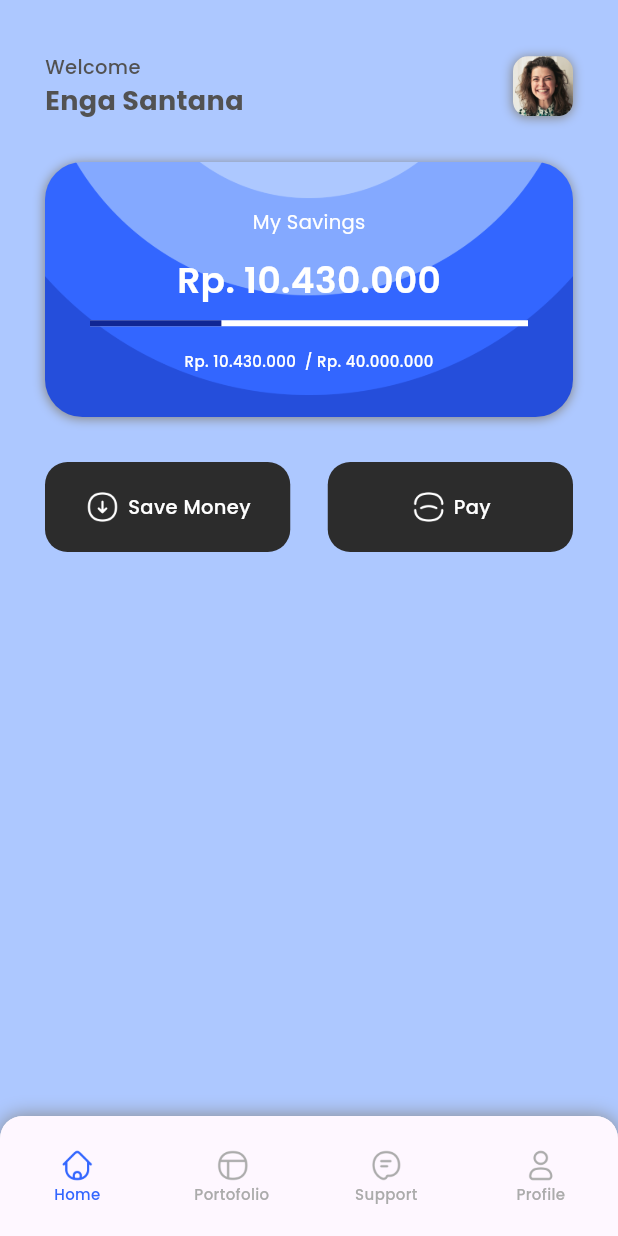
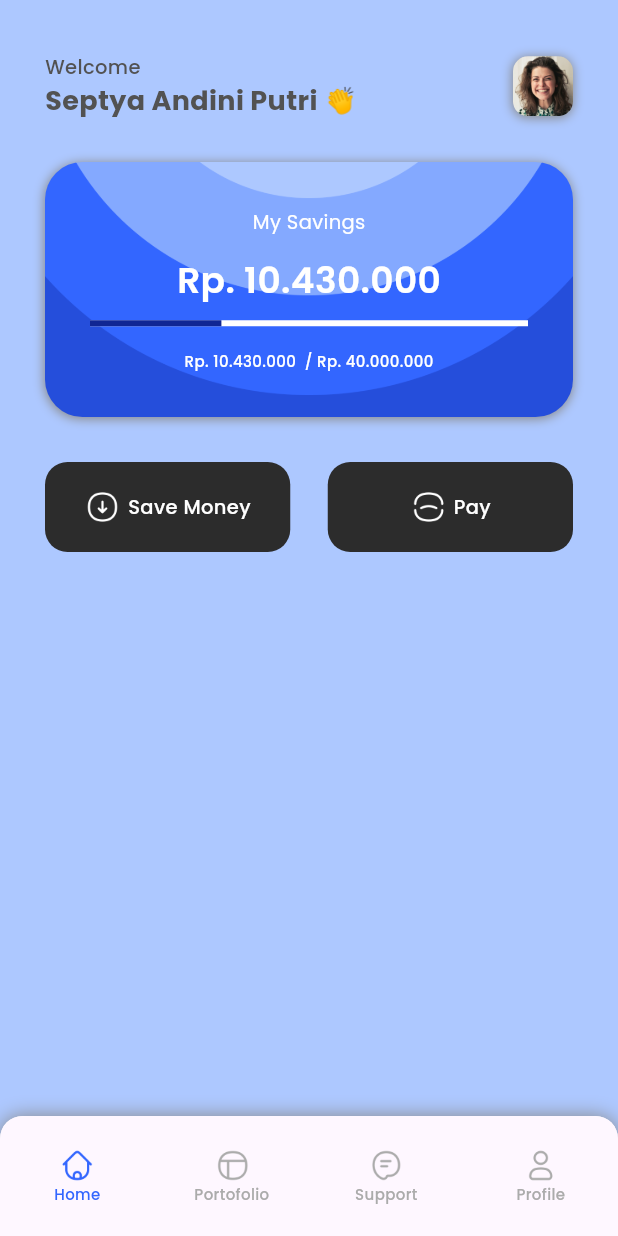
Before and after one commit to septyaanp/21102177_TI3_ppb2234-2coba, a Flutter app: the MainPage screen opened by its route, on a phone screen of 412 x 824 dp. Run offline on Flutter 3.47's test engine with Material 3 defaults, Android fonts, the phone set to English and light mode, and no system bars; drawn by our look-alikes of percent_indicator; our stand-ins replace bloc, equatable, flutter_bloc, google_fonts.

Commit message:
update home_page.daert

```diff
--- a/saving_app_prak6/lib/pages/home/home_page.dart
+++ b/saving_app_prak6/lib/pages/home/home_page.dart
@@ -32,7 +32,7 @@ class HomePage extends StatelessWidget {
                             style: kBody1.copyWith(color: kMatterhornBlack),
                           ),
                           Text(
-                            'Enga Santana',
+                            'Septya Andini Putri 👏',
                             style: kHeading6.copyWith(color: kMatterhornBlack),
                           ),
                         ],
@@ -126,6 +126,12 @@ class HomePage extends StatelessWidget {
                   )
                 ],
               ),
+            ),
+            Container(
+              child: DraggableScrollableSheet(
+                  builder: (context, scrollController) {
+                return Container();
+              }),
             )
           ],
         ),
```
